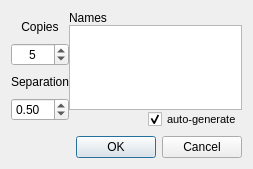
Before: the Qt Designer form qtfuzzylite/ui/Wizard.ui in fuzzylite/fuzzylite, drawn with Qt 5.
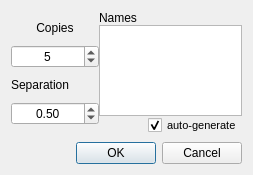
After: the same form once the commit is applied.

```diff
--- a/qtfuzzylite/ui/Wizard.ui
+++ b/qtfuzzylite/ui/Wizard.ui
@@ -10,7 +10,7 @@
     <x>0</x>
     <y>0</y>
     <width>253</width>
-    <height>169</height>
+    <height>175</height>
    </rect>
   </property>
   <property name="sizePolicy">
@@ -89,8 +89,14 @@
        </item>
        <item>
         <widget class="QDoubleSpinBox" name="sbx_separation">
+         <property name="alignment">
+          <set>Qt::AlignCenter</set>
+         </property>
+         <property name="minimum">
+          <double>-1000000.000000000000000</double>
+         </property>
          <property name="maximum">
-          <double>1.000000000000000</double>
+          <double>1000000.000000000000000</double>
          </property>
          <property name="singleStep">
           <double>0.100000000000000</double>
```
